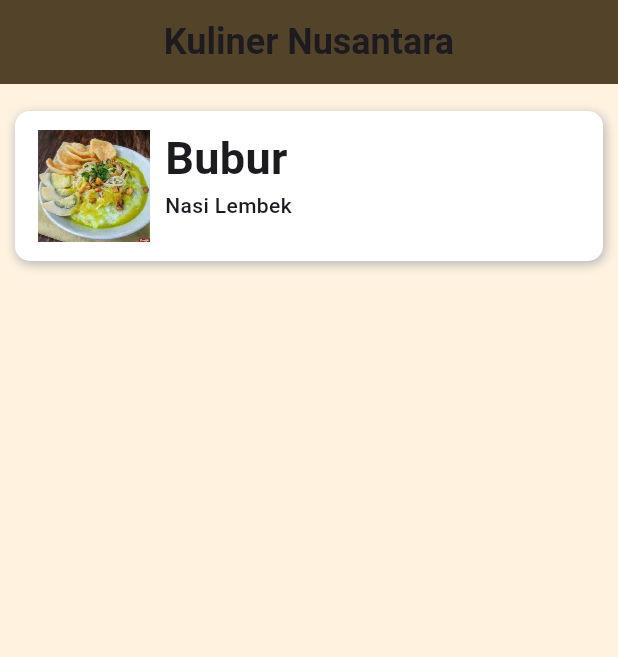
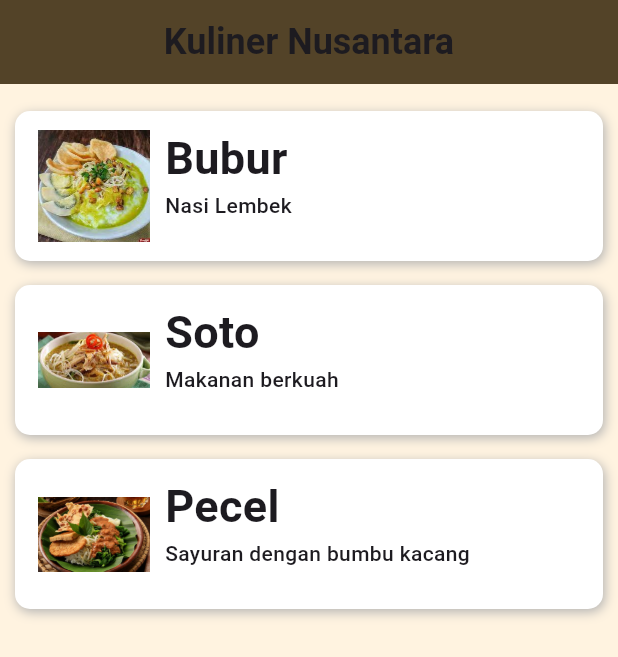
Before and after one commit to helmiazkia/listkuliner, a Flutter app: the screen it shows after launch, on a phone screen of 412 x 824 dp. Shown: the top 657 px of the screen. Run offline on Flutter 3.47's test engine with Material 3 defaults, Android fonts, the phone set to English and light mode, and no system bars.

```diff
--- a/lib/detailpage.dart
+++ b/lib/detailpage.dart
@@ -3,8 +3,46 @@ import 'package:flutter/material.dart';
 class DetailPage extends StatelessWidget {
   const DetailPage({super.key});
 
+
   @override
   Widget build(BuildContext context) {
-    return const Placeholder();
+    return Scaffold(
+      backgroundColor: const Color(0xFFFFF3E0),
+      body: SingleChildScrollView(
+        child: Column(
+          crossAxisAlignment: CrossAxisAlignment.stretch,
+          children: <Widget>[
+            Stack(),
+            Container(
+                //...
+                ),
+            Container(
+                //...
+                ),
+            Container(
+                //...
+                ),
+            SizedBox(
+                //...
+                ),
+            SizedBox(
+                //...
+                ),
+            Container(
+                //...
+                ),
+            SizedBox(
+                //...
+                ),
+            Container(
+                //...
+                ),
+            SizedBox(
+                //...
+                )
+          ],
+        ),
+      ),
+    );
   }
 }
--- a/lib/makanan.dart
+++ b/lib/makanan.dart
@@ -27,14 +27,14 @@ class Makanan {
           nama: 'Bubur',
           deskripsi: 'Nasi Lembek',
           gambar: 'assets/bubur.jpg',
-      detail: 'Bubur merupakan istilah umum...',
+          detail:
+              'Bubur merupakan istilah umum untuk mengacu pada campuran bahan padat dan cair, dengan komposisi cairan yang lebih banyak daripada padatan dan keadaan bahan padatan yang tercerai-berai.',
           waktubuka: '07.00-10.00',
           harga: 'Rp 10.000',
-      kalori: '372 kkal',
           gambarlain: [
             'assets/bubur1.jpg',
             'assets/bubur2.jpg',
-        'assets/bubur3.jpg'
+            'assets/bubur3.jpg',
           ],
           bahan: [
             {'Daging': 'assets/bahan/daging.png'},
@@ -43,7 +43,49 @@ class Makanan {
             {'Jahe': 'assets/bahan/jahe.png'},
             {'Santan': 'assets/bahan/santan.png'},
           ],
-    ),
+          kalori: '372 kkal'),
+      Makanan(
+          nama: 'Soto',
+          deskripsi: 'Makanan berkuah',
+          gambar: 'assets/soto.jpg',
+          detail:
+              'Soto (juga dikenal dengan beberapa nama lokal seperti, sroto, sauto, tauto, atau coto) adalah makanan khas Indonesia seperti sop yang terbuat dari kaldu daging dan sayuran.',
+          waktubuka: '09.00-12.00',
+          harga: 'Rp 6.000',
+          gambarlain: [
+            'assets/soto1.jpg',
+            'assets/soto2.jpg',
+            'assets/soto3.jpg',
+          ],
+          bahan: [
+            {'Ayam': 'assets/bahan/ayam.png'},
+            {'Cabai': 'assets/bahan/cabai.png'},
+            {'Bawang': 'assets/bahan/bawang.png'},
+            {'Saus Kacang': 'assets/bahan/kacang.png'},
+            {'Kecap': 'assets/bahan/kecap.png'},
+          ],
+          kalori: '400 kkal'),
+      Makanan(
+          nama: 'Pecel',
+          deskripsi: 'Sayuran dengan bumbu kacang',
+          gambar: 'assets/pecel.jpg',
+          detail:
+              'Makanan pecel adalah makanan yang menggunakan bumbu sambal kacang sebagai bahan utamanya yang dicampur dengan aneka jenis sayuran. Asal kata dan daerah pecel belum diketahui secara pasti, tetapi dalam bahasa Jawa, pecel dapat diartikan sebagai “tumbuk” atau dihancurkan dengan cara ditumbuk.',
+          waktubuka: '08.00-16.00',
+          harga: 'Rp 8.000',
+          gambarlain: [
+            'assets/pecel1.jpg',
+            'assets/pecel2.jpg',
+            'assets/pecel3.jpg',
+          ],
+          bahan: [
+            {'Sayur': 'assets/bahan/sayur.png'},
+            {'Tahu': 'assets/bahan/tahu.png'},
+            {'Kentang': 'assets/bahan/kentang.png'},
+            {'Telur': 'assets/bahan/telur.png'},
+            {'Saus Kacang': 'assets/bahan/kacang.png'},
+          ],
+          kalori: '426 kkal'),
       // Add more Makanan objects here...
     ];
   }
```
Lines whose indentation alone changed are shown as unchanged.
